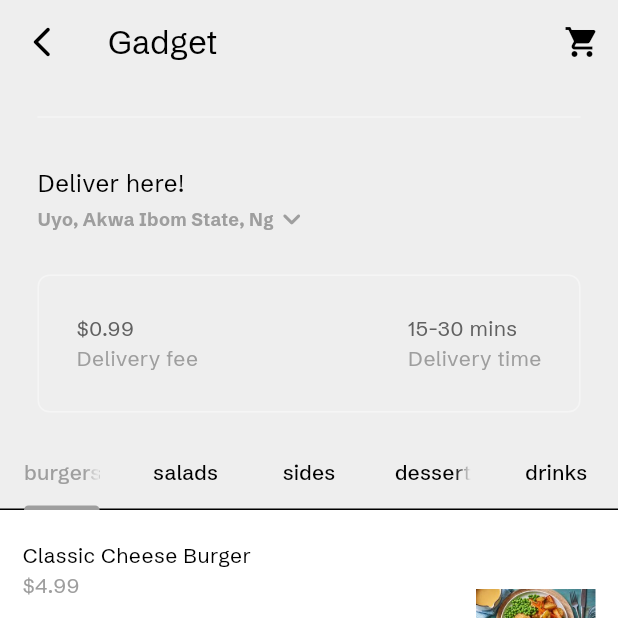
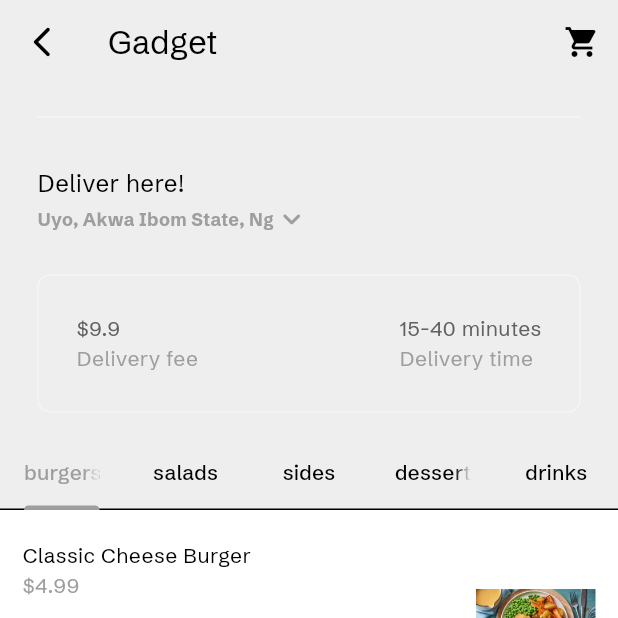
Before and after one commit to cleverAkanimoh/food_delivery_app, a Flutter app: the screen it shows once a user with an empty profile is signed in, after a tap on "GADGET", on a phone screen of 412 x 824 dp, the top half of it. Run offline on Flutter 3.47's test engine with Material 3 defaults, Android fonts, the phone set to English and light mode, and no system bars; our stand-ins replace carousel_slider, cloud_firestore, firebase_auth, firebase_core, flutter_credit_card, google_maps_flutter and 2 more; accounts and stored records are empty; network calls fail.

Commit message:
modified 9 files

```diff
--- a/lib/constants.dart
+++ b/lib/constants.dart
@@ -1,5 +1,8 @@
 import 'package:flutter/material.dart';
 
+const brandName = "Quick Delivery App";
+
+const smallMobileWidth = 375;
 const mobileWidth = 480;
 const tabletWidth = 785;
 const laptopWidth = 1200;
--- a/lib/pages/category_page.dart
+++ b/lib/pages/category_page.dart
@@ -1,4 +1,5 @@
 import 'package:flutter/material.dart';
+import 'package:food_delivery_app/constants.dart';
 import '../widgets/category_page/my_current_location.dart';
 import '../widgets/category_page/my_description_box.dart';
 import '../widgets/category_page/my_food_tile.dart';
@@ -10,10 +11,14 @@ import '/widgets/my_tab_bar.dart';
 import 'package:provider/provider.dart';
 
 class CategoryPage extends StatefulWidget {
-  final String category;
+  final String categoryHeading;
+  final double deliveryFee;
+  final String deliveryTime;
   const CategoryPage({
     super.key,
-    required this.category,
+    required this.categoryHeading,
+    required this.deliveryFee,
+    required this.deliveryTime,
   });
 
   @override
@@ -71,20 +76,20 @@ class _CategoryPageState extends State<CategoryPage>
         headerSliverBuilder: (context, innerBoxIsScrolled) => [
           MySliverAppBar(
             title: MyTabBar(tabController: _tabController),
-            heading: widget.category,
+            heading: widget.categoryHeading,
             child: Padding(
-              padding: const EdgeInsets.symmetric(vertical: 25),
+              padding: const EdgeInsets.symmetric(vertical: whiteSpace),
               child: Column(
                 mainAxisAlignment: MainAxisAlignment.end,
                 children: [
                   Divider(
-                    indent: 25,
-                    endIndent: 25,
+                    indent: whiteSpace,
+                    endIndent: whiteSpace,
                     color: Theme.of(context).colorScheme.secondary,
                   ),
                   //  current location
                   Padding(
-                    padding: const EdgeInsets.all(25),
+                    padding: const EdgeInsets.all(whiteSpace),
                     child: Column(
                       crossAxisAlignment: CrossAxisAlignment.start,
                       children: [
@@ -92,7 +97,7 @@ class _CategoryPageState extends State<CategoryPage>
                           "Deliver here!",
                           style: TextStyle(
                             fontWeight: FontWeight.w400,
-                            fontSize: 16,
+                            fontSize: headingSize,
                           ),
                         ),
                         MyCurrentLocation(),
@@ -101,7 +106,10 @@ class _CategoryPageState extends State<CategoryPage>
                   ),
 
                   // description box
-                  const MyDescriptionBox()
+                  MyDescriptionBox(
+                    deliveryFee: widget.deliveryFee,
+                    deliveryTime: widget.deliveryTime,
+                  )
                 ],
               ),
             ),
--- a/lib/pages/delivery_progress_page.dart
+++ b/lib/pages/delivery_progress_page.dart
@@ -47,7 +47,9 @@ class _DeliveryProgressPageState extends State<DeliveryProgressPage> {
                   context,
                   MaterialPageRoute(
                     builder: (builder) => const CategoryPage(
-                      category: 'meals',
+                      categoryHeading: 'meals',
+                      deliveryFee: 9.99,
+                      deliveryTime: "25min",
                     ),
                   ),
                 ),
--- a/lib/pages/forgot_password_page.dart
+++ b/lib/pages/forgot_password_page.dart
@@ -60,7 +60,7 @@ class _ForgotPasswordPageState extends State<ForgotPasswordPage> {
                     ),
                     const SizedBox(height: smallWhiteSpace),
                     Text(
-                      "Quick Delivery App",
+                      brandName,
                       style: TextStyle(
                         fontSize: headingSize,
                         color: Theme.of(context).colorScheme.inversePrimary,
--- a/lib/pages/login_page.dart
+++ b/lib/pages/login_page.dart
@@ -121,7 +121,7 @@ class _LoginPageState extends State<LoginPage> {
                     ),
                     const SizedBox(height: smallWhiteSpace),
                     Text(
-                      "Quick Delivery App",
+                      brandName,
                       style: TextStyle(
                         fontSize: headingSize,
                         color: Theme.of(context).colorScheme.inversePrimary,
--- a/lib/widgets/category_page/my_description_box.dart
+++ b/lib/widgets/category_page/my_description_box.dart
@@ -1,7 +1,14 @@
 import 'package:flutter/material.dart';
+import 'package:food_delivery_app/constants.dart';
 
 class MyDescriptionBox extends StatelessWidget {
-  const MyDescriptionBox({super.key});
+  final double deliveryFee;
+  final String deliveryTime;
+  const MyDescriptionBox({
+    super.key,
+    required this.deliveryFee,
+    required this.deliveryTime,
+  });
 
   @override
   Widget build(BuildContext context) {
@@ -10,14 +17,14 @@ class MyDescriptionBox extends StatelessWidget {
     var mySecondaryTextStyle =
         TextStyle(color: Theme.of(context).colorScheme.primary);
     return Container(
-      padding: const EdgeInsets.all(25),
+      padding: const EdgeInsets.all(whiteSpace),
       margin: const EdgeInsets.only(
-        left: 25,
-        right: 25,
+        left: whiteSpace,
+        right: whiteSpace,
         bottom: 40,
       ),
       decoration: BoxDecoration(
-        borderRadius: BorderRadius.circular(8),
+        borderRadius: BorderRadius.circular(roundedMd),
         border: Border.all(
           color: Theme.of(context).colorScheme.secondary,
         ),
@@ -29,7 +36,7 @@ class MyDescriptionBox extends StatelessWidget {
             crossAxisAlignment: CrossAxisAlignment.start,
             children: [
               Text(
-                "\$0.99",
+                "\$$deliveryFee",
                 style: myPrimaryTextStyle,
               ),
               Text(
@@ -42,7 +49,7 @@ class MyDescriptionBox extends StatelessWidget {
             crossAxisAlignment: CrossAxisAlignment.start,
             children: [
               Text(
-                "15-30 mins",
+                deliveryTime,
                 style: myPrimaryTextStyle,
               ),
               Text(
--- a/lib/widgets/home_page/categories.dart
+++ b/lib/widgets/home_page/categories.dart
@@ -26,17 +26,29 @@ class _CategoriesState extends State<Categories> {
           categoryButton(
             "gadget",
             "assets/images/gadget.jpg",
-            const CategoryPage(category: "Gadget"),
+            const CategoryPage(
+              categoryHeading: "Gadget",
+              deliveryTime: '15-40 minutes',
+              deliveryFee: 9.9,
+            ),
           ),
           categoryButton(
             "meals",
             "assets/images/products/meal_1.jpg",
-            const CategoryPage(category: "Meals"),
+            const CategoryPage(
+              categoryHeading: "Meals",
+              deliveryFee: 11.11,
+              deliveryTime: "20-30 minutes",
+            ),
           ),
           categoryButton(
             "delivery",
             "assets/images/delivery.jpg",
-            const CategoryPage(category: "Delivery"),
+            const CategoryPage(
+              categoryHeading: "Delivery",
+              deliveryFee: 4.99,
+              deliveryTime: "5-6 minutes",
+            ),
           ),
         ],
       ),
@@ -58,7 +70,9 @@ class _CategoriesState extends State<Categories> {
             borderRadius: BorderRadius.circular(roundedMd),
             child: Image.asset(
               imageSrc,
-              width: 60,
+              width: MediaQuery.of(context).size.width > smallMobileWidth
+                  ? MediaQuery.of(context).size.width * 0.16
+                  : MediaQuery.of(context).size.width * 0.265,
             ),
           ),
           const SizedBox(height: smallWhiteSpace),
--- a/lib/widgets/settings_page/settings_header.dart
+++ b/lib/widgets/settings_page/settings_header.dart
@@ -22,6 +22,7 @@ class SettingsHeader extends StatelessWidget {
       child: Stack(
         children: [
           Column(
+            mainAxisAlignment: MainAxisAlignment.end,
             children: [
               SizedBox(
                 width: largeWhiteSpace,
```
Also changed, not shown: lib/models/gadgets/device.dart (+29 -29 lines).
